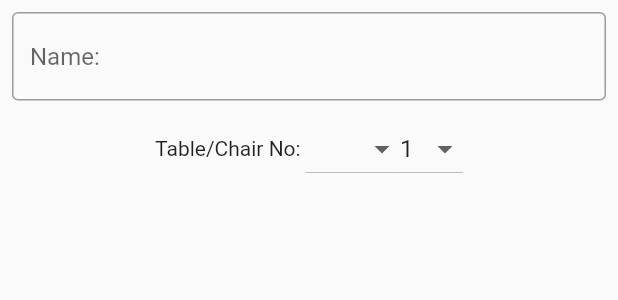
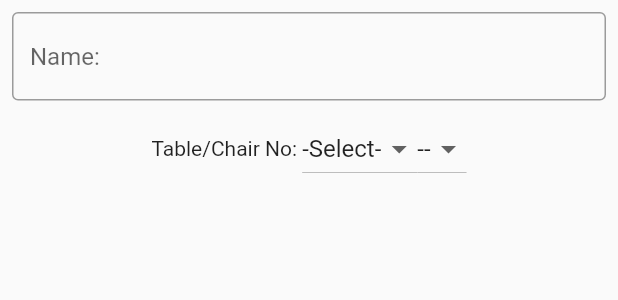
Before and after one commit to abdullac/cafe-menu-flutter-app, a Flutter app: the NameChairNumber widget shown alone on an empty page, opened directly, on a phone screen of 412 x 824 dp. Shown: the top 300 px of the screen. Run offline on Flutter 3.47's test engine with Material 2 defaults, Android fonts, the phone set to English and light mode, and no system bars; our stand-ins replace firebase_core, firebase_database, freezed_annotation; accounts and stored records are empty.

Commit message:
make selsection hair or table with their position - dropdownbutton, and order time and order number

```diff
--- a/lib/ui/pages/diningart_page/page_diningcart.dart
+++ b/lib/ui/pages/diningart_page/page_diningcart.dart
@@ -6,11 +6,27 @@ import 'package:cafemenu_app/utils/constants/enums.dart';
 import 'package:cafemenu_app/utils/constants/lists.dart';
 import 'package:cafemenu_app/utils/functions/diningcart_page/find_total_itemsqtyamount.dart';
 import 'package:flutter/material.dart';
+import 'package:intl/intl.dart';
 
 int orderLength = 5;
 int additionalOrderLength = 3;
 int runningOrderLength = 2;
 int length = orderLength + additionalOrderLength + runningOrderLength;
+
+int setOrderNumber() {
+  /// create method for get last number from firebase realtime database.
+  int? lastOrderNumberFromFirebase = 611 + 1;
+
+  /// set new order number to irebase realtime database.
+  return lastOrderNumberFromFirebase ?? 10023;
+}
+
+DateTime setOrderTime() {
+  DateTime getDateTimeNow = DateTime.now();
+
+  /// method for set ordertime to firebase.
+  return getDateTimeNow;
+}
 
 class PageDiningCart extends StatelessWidget {
   final List<ProductModel> diningCartList;
@@ -18,6 +34,8 @@ class PageDiningCart extends StatelessWidget {
     Key? key,
     required this.diningCartList,
   }) : super(key: key);
+
+  static ValueNotifier diningCartListViewNotifier = ValueNotifier("_value");
 
   @override
   Widget build(BuildContext context) {
@@ -58,7 +76,10 @@ class PageDiningCart extends StatelessWidget {
                 Center(
                   child: Padding(
                     padding: const EdgeInsets.only(bottom: 290),
-                    child: ListView.separated(
+                    child: ValueListenableBuilder(
+                      valueListenable: diningCartListViewNotifier,
+                      builder: (context,newValue,_) {
+                        return ListView.separated(
                           itemCount: diningCartList.length,
                           itemBuilder: ((context, index) => DiningCartItem(
                                 index: index,
@@ -82,6 +103,8 @@ class PageDiningCart extends StatelessWidget {
                               return const SizedBox();
                             }
                           },
+                        );
+                      }
                     ),
                   ),
                 ),
@@ -91,7 +114,7 @@ class PageDiningCart extends StatelessWidget {
                     mainAxisSize: MainAxisSize.min,
                     children: [
                       TotalItemQtyAmount(diningCartList: diningCartList),
-                      const NameChairNumber(),
+                      NameChairNumber(),
                       const OrderNumberTime(),
                       const MultiPurposeButton(),
                     ],
@@ -161,18 +184,25 @@ class TotalItemQtyAmount extends StatelessWidget {
 }
 
 class NameChairNumber extends StatelessWidget {
-  const NameChairNumber({
+  NameChairNumber({
     super.key,
   });
+
+  ValueNotifier<TableOrChair?> tableOrChairNotifier = ValueNotifier(null);
+  ValueNotifier<int?> tableOrChairNumberNotifier = ValueNotifier(null);
+  TextEditingController customerNameEditingController = TextEditingController();
 
   @override
   Widget build(BuildContext context) {
     return Column(
       children: [
-        const Padding(
-          padding: EdgeInsets.all(8.0),
+        Padding(
+          padding: const EdgeInsets.all(8.0),
+
+          /// customer name textFieald
           child: TextField(
-            decoration: InputDecoration(
+            controller: customerNameEditingController,
+            decoration: const InputDecoration(
               hintText: "Name:",
               border: OutlineInputBorder(),
             ),
@@ -182,23 +212,50 @@ class NameChairNumber extends StatelessWidget {
           mainAxisAlignment: MainAxisAlignment.center,
           children: [
             const Text("Table/Chair No: "),
-            DropdownButton(
+            ValueListenableBuilder(
+                valueListenable: tableOrChairNotifier,
+                builder: (context, tableOrChair, _) {
+                  /// select table or chair dropDown
+                  return DropdownButton(
+                    value: tableOrChair,
                     items: const <DropdownMenuItem<dynamic>>[
-                DropdownMenuItem(value: "table",child: Text("Table"),),
-                DropdownMenuItem(value: "chair",child: Text("Chair"),),
+                      DropdownMenuItem(
+                        value: null,
+                        child: Text("-Select-"),
+                      ),
+                      DropdownMenuItem(
+                        value: TableOrChair.table,
+                        child: Text("Table"),
+                      ),
+                      DropdownMenuItem(
+                        value: TableOrChair.chair,
+                        child: Text("Chair"),
+                      ),
                     ],
-              onChanged: (value){
-                print(value);
-              },
-            ),
-            DropdownButton(
-              value: 1,
-              items: dropDownMenuItems(TableOrChair.chair),
                     onChanged: (value) {
                       // dropdown item changed
-                print(value);
+                      tableOrChairNotifier.value = value;
+                      tableOrChairNotifier.notifyListeners();
+                      tableOrChairNumberNotifier.value =
+                          value == null ? null : -1;
+                      tableOrChairNumberNotifier.notifyListeners();
                     },
-            ),
+                  );
+                }),
+            ValueListenableBuilder(
+                valueListenable: tableOrChairNumberNotifier,
+                builder: (context, newValue, _) {
+                  /// seat number by table/chair
+                  return DropdownButton(
+                    value: newValue,
+                    items: dropDownMenuItems(tableOrChairNotifier.value),
+                    onChanged: (value) {
+                      // dropdown item changed
+                      tableOrChairNumberNotifier.value = value;
+                      tableOrChairNumberNotifier.notifyListeners();
+                    },
+                  );
+                }),
           ],
         ),
       ],
@@ -229,13 +286,14 @@ class OrderNumberTime extends StatelessWidget {
 
   @override
   Widget build(BuildContext context) {
+    final formatedDate = DateFormat("hh:mm aa").format(setOrderTime());
     return Column(
       children: [
         Row(
           mainAxisAlignment: MainAxisAlignment.spaceAround,
-          children: const [
-            Text("Order no: 598"),
-            Text("Time: 8:31 PM"),
+          children: [
+            Text("Order no: ${setOrderNumber()}"),
+            Text("Time: $formatedDate"),
           ],
         ),
       ],
@@ -252,7 +310,6 @@ class DiningCartItem extends StatelessWidget {
     required this.productModellist,
   });
 
-  //  static ValueNotifier<int?> setQtyNotifier = ValueNotifier(null);
   @override
   Widget build(BuildContext context) {
     ValueNotifier<int?> setQtyNotifier = ValueNotifier(null);
@@ -279,7 +336,8 @@ class DiningCartItem extends StatelessWidget {
                 Checkbox(
                   value: true,
                   onChanged: (value) {
-                    // checkbox on changed
+                    // checkbox on changed (select unselect)
+
                   },
                   shape: const CircleBorder(),
                 ),
@@ -332,6 +390,9 @@ class DiningCartItem extends StatelessWidget {
                 IconButton(
                   onPressed: () {
                     // cart item delete button pressed
+                    print("deleteng progres...");
+                    deleteItemFromDiningCartList(productModel);
+                    PageDiningCart.diningCartListViewNotifier.notifyListeners();
                   },
                   icon: const Icon(Icons.delete_outline),
                 ),
@@ -364,14 +425,46 @@ enum TableOrChair {
   chair,
 }
 
-List<DropdownMenuItem> dropDownMenuItems(TableOrChair tableOrChair) {
+List<DropdownMenuItem> dropDownMenuItems(TableOrChair? tableOrChair) {
   List<DropdownMenuItem> dropDownItemList = [];
-  int count = tableOrChair == TableOrChair.table ? 7 : 40;
+  if (tableOrChair == null) {
+    dropDownItemList
+        .add(const DropdownMenuItem(value: null, child: Text("--")));
+  } else {
+    int count = tableOrChair == TableOrChair.table ? 8 : 40;
     for (int index = 0; index < count; index++) {
+      if (index == 0) {
+        dropDownItemList.add(const DropdownMenuItem(
+          value: -1,
+          child: Text("-Select-"),
+        ));
+      } else {
         dropDownItemList.add(DropdownMenuItem(
-      value: index + 1,
-      child: Text("${index + 1}"),
+          value: index,
+          child: Text("$index"),
         ));
+      }
+    }
   }
   return dropDownItemList;
 }
+
+deleteItemFromDiningCartList(ProductModel productModel) {
+  String? itemNameTemp = productModel.itemName;
+  if (itemNameTemp == null) {
+    print("C'nt delete Item");
+  } else {
+    int? itemPosition;
+    for (var element in diningCartList) {
+      if (element.itemName == itemNameTemp) {
+        itemPosition = diningCartList.indexOf(element);
+        break;
+      }
+    }
+    if (itemPosition != null) {
+      diningCartList.removeAt(itemPosition);
+    } else {
+      print("Sorry, C'nt find item");
+    }
+  }
+}
--- a/pubspec.yaml
+++ b/pubspec.yaml
@@ -34,6 +34,7 @@ dependencies:
   flutter:
     sdk: flutter
   freezed_annotation: ^2.2.0
+  intl: ^0.18.0
   json_annotation: ^4.8.0
   json_serializable: ^6.6.1
 
```
Also changed, not shown: pubspec.lock. Lines whose indentation alone changed are shown as unchanged.
